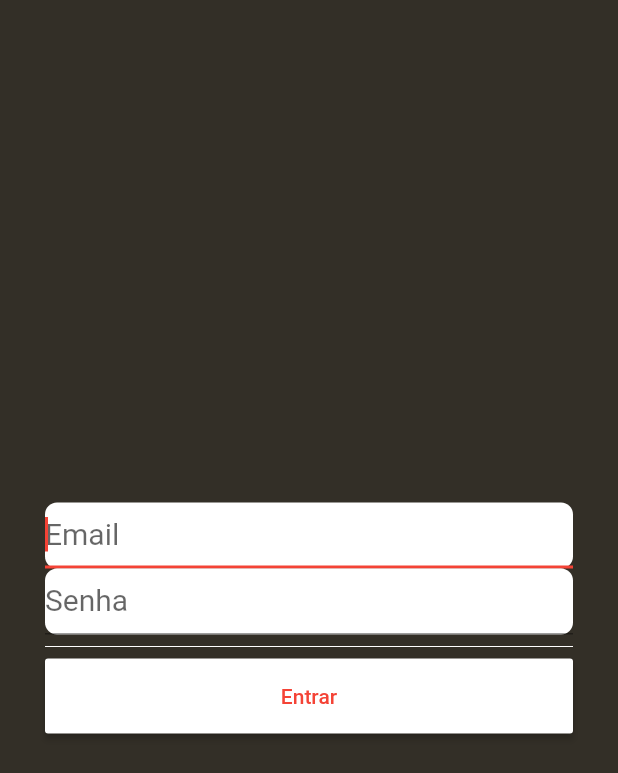
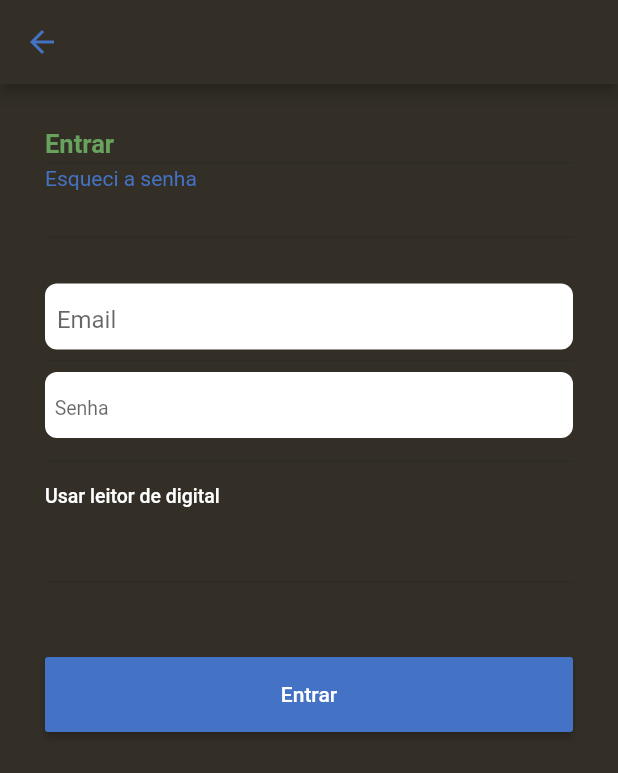
Before and after one commit to JoaoVitorSouza25/psel-shinier-2021, a Flutter app: the screen it shows after launch, on a phone screen of 412 x 824 dp. Shown: the top 773 px of the screen. Run offline on Flutter 3.47's test engine with Material 2 defaults, Android fonts, the phone set to English and light mode, and no system bars.

Commit message:
Terceiro dia

```diff
--- a/lib/Pages/login.page.dart
+++ b/lib/Pages/login.page.dart
@@ -14,21 +14,47 @@ class _LoginPageState extends State<LoginPage> {
       //Fundo da tela
         backgroundColor: Color.fromRGBO(51, 47, 39, 1),
 
+        appBar: AppBar(
+          backgroundColor: Color.fromRGBO(51, 47, 39, 1),
+          title: Icon(Icons.arrow_back, color: Color.fromRGBO(68, 114, 196, 1)),
+        ),
+
         //Corpo
         body: Padding(
           padding: EdgeInsets.all(30),
-          child: Center(
             child: Column(
+
               crossAxisAlignment: CrossAxisAlignment.stretch,
-              mainAxisAlignment: MainAxisAlignment.center,
+              mainAxisAlignment: MainAxisAlignment.start,
               children: <Widget>[
+
+                //Frase de Entrar
+                Container(
+                    child: Text(
+                'Entrar',
+                style: TextStyle(color: Color.fromRGBO(104, 163, 93, 1),
+                        fontWeight: FontWeight.w700,
+                        fontSize: 17),
+                  ),
+                ),
+
+                Divider(height: 5),
+
+                //Botão de esqueci a senha
+                Container(
+                  child: Text(
+                    'Esqueci a senha',
+                    style: TextStyle(color: Color.fromRGBO(68, 114, 196, 1),
+                        fontWeight: FontWeight.w400,
+                        fontSize: 14),
+                  ),
+                ),
+
+                Divider(height: 62),
 
                 //Caixa para inserir o email
                 Container(
-
                   height: 44,
-                  alignment: Alignment.center,
-
                   decoration: BoxDecoration(
                     color: Color.fromRGBO(255, 255, 255, 1),
                     borderRadius: BorderRadius.all(
@@ -37,21 +63,22 @@ class _LoginPageState extends State<LoginPage> {
                   ),
 
                   child: TextFormField(
-                    autofocus: true,
+                    cursorColor: Colors.black,
                     keyboardType: TextInputType.emailAddress,
-                    style: new TextStyle(color: Color.fromRGBO(102, 102, 122, 1), fontSize: 20),
+                    style: new TextStyle(color: Color.fromRGBO(0, 0, 0, 1),  ),
                     decoration: InputDecoration(
-                        hintText: "Email",
-                        labelStyle: TextStyle(color: Color.fromRGBO(102, 102, 122, 1), fontSize: 20)
+                        border: InputBorder.none,
+                        hintText: "\t\tEmail",
+                        labelStyle: TextStyle(color: Color.fromRGBO(102, 102, 122, 1), fontSize: 13)
                     ),
                   ),
                 ),
 
-                //Caixa para inserir o email
+                Divider(height: 15),
+
+                //Caixa para inserir a senha
                 Container(
                   height: 44,
-
-
                   decoration: BoxDecoration(
                     color: Color.fromRGBO(255, 255, 255, 1),
                     borderRadius: BorderRadius.all(
@@ -61,20 +88,31 @@ class _LoginPageState extends State<LoginPage> {
 
                   child: TextFormField(
                     obscureText: true,
-                    cursorColor: Color.fromRGBO(102, 102, 122, 1),
-                    autofocus: true,
+                    cursorColor: Colors.black,
+
                     keyboardType: TextInputType.text,
-                    style: new TextStyle(color: Colors.white, fontSize: 20),
+                    style: new TextStyle(color: Color.fromRGBO(0, 0, 0, 1), fontSize: 13),
                     decoration: InputDecoration(
-                        hintText: "Senha",
-                        labelStyle: TextStyle(color: Color.fromRGBO(102, 102, 122, 1), fontSize: 20)
+                        border: InputBorder.none,
+                        hintText: "\t\tSenha" ,
+                        labelStyle: TextStyle(color: Color.fromRGBO(102, 102, 122, 1), fontSize: 13)
                     ),
                   ),
                 ),
 
+                Divider(height: 31),
 
+                //Frase de Usar leitor
+                Container(
+                  child: Text(
+                    'Usar leitor de digital',
+                    style: TextStyle(color: Color.fromRGBO(255, 255, 255, 1),
+                        fontWeight: FontWeight.w500,
+                        fontSize: 13),
+                  ),
+                ),
 
-                Divider(color: Colors.white,),
+                Divider(height: 100),
 
                 ButtonTheme(
                   height: 50.0,
@@ -82,9 +120,9 @@ class _LoginPageState extends State<LoginPage> {
                     onPressed: () => {},
                     child: Text(
                       "Entrar",
-                      style: TextStyle(color: Colors.red),
+                      style: TextStyle(color: Colors.white, fontSize: 14),
                     ),
-                    color: Colors.white,
+                    color: Color.fromRGBO(68, 114, 196, 1),
                   ),
 
                 ),
@@ -92,7 +130,7 @@ class _LoginPageState extends State<LoginPage> {
               ],
             ),
           ),
-        )
-    );
+
+        );
   }
 }
--- a/lib/main.dart
+++ b/lib/main.dart
@@ -6,11 +6,14 @@ void main() => runApp(Aplicativo());
 class Aplicativo extends StatelessWidget
 {
   @override
+
+  //Fazer tela de login
   Widget build(BuildContext context)
   {
     return MaterialApp(
-      title: 'Aplicativo.',
-      theme: ThemeData(primarySwatch: Colors.red),
+      title: 'Tela de Login.',
+      debugShowCheckedModeBanner: false,
+      theme: ThemeData(primarySwatch: Colors.grey),
       home: LoginPage(),
       );
   }
```
